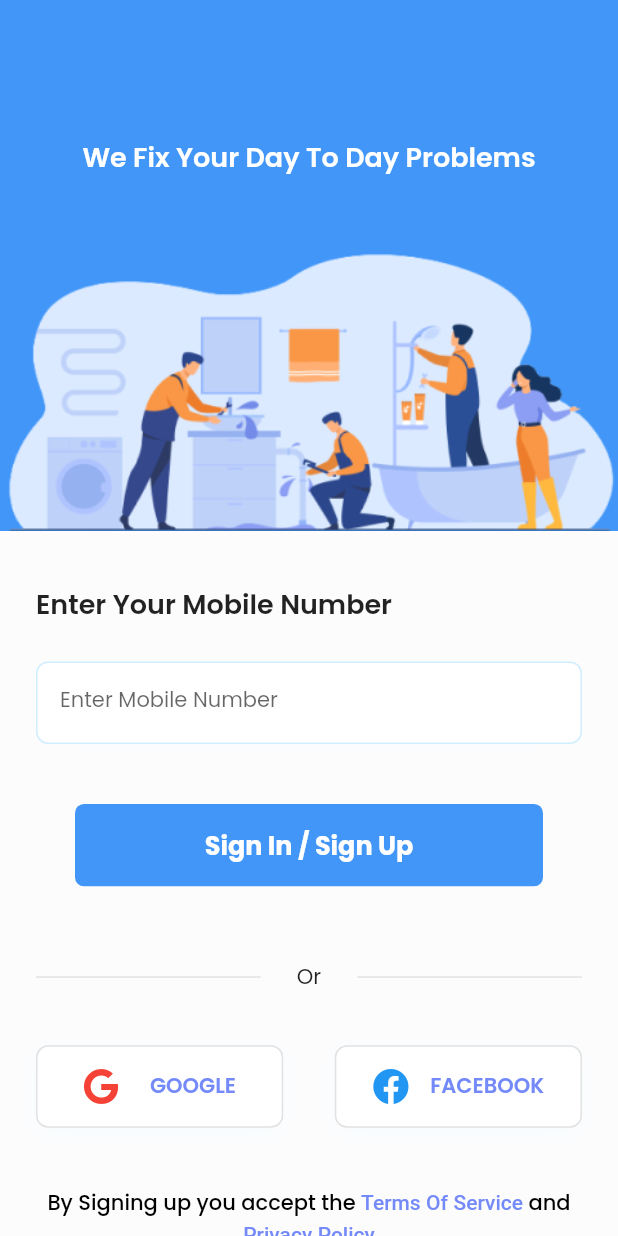
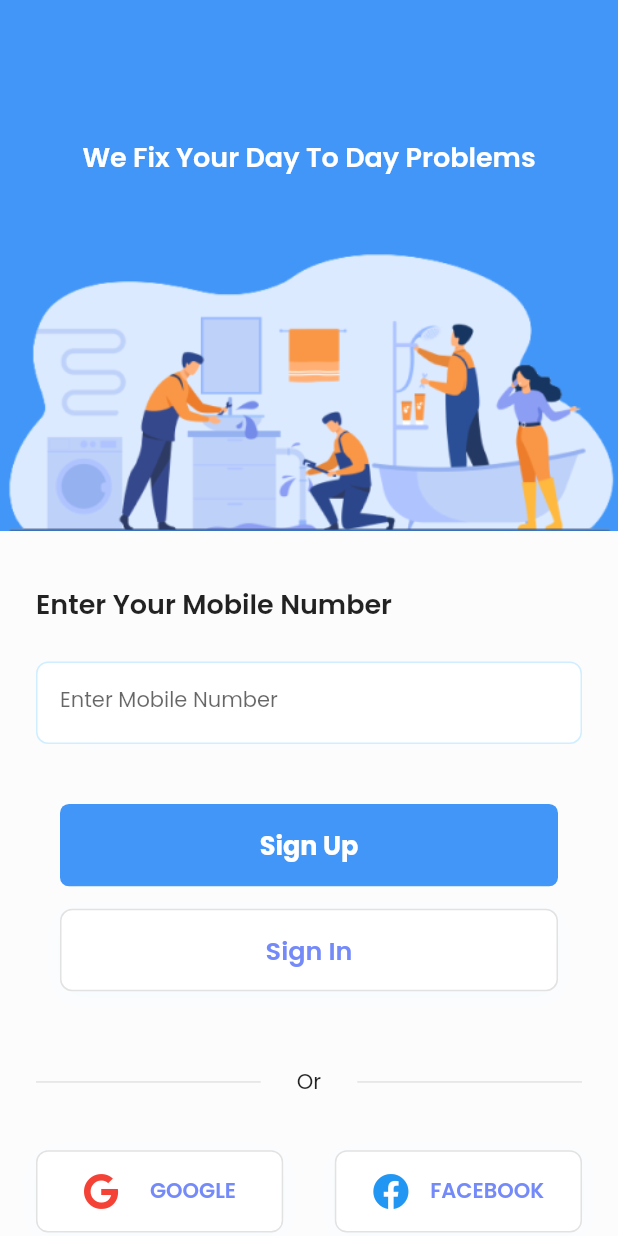
Before and after one commit to ShaRifShykh/kanchha, a Flutter app: the screen it shows after launch, on a phone screen of 412 x 824 dp. Run offline on Flutter 3.47's test engine with Material 2 defaults, Android fonts, the phone set to English and light mode, and no system bars; our stand-ins replace font_awesome_flutter, google_fonts, page_transition.

Commit message:
Third Day Changed

```diff
--- a/lib/main.dart
+++ b/lib/main.dart
@@ -3,7 +3,7 @@ import 'package:google_fonts/google_fonts.dart';
 import 'package:kanchha/router/route_constant.dart';
 import 'package:kanchha/router/routers.dart';
 import 'package:kanchha/values/branding_color.dart';
-import 'package:kanchha/views/auth/sign_up_helper.dart';
+import 'package:kanchha/views/auth/auth_helper.dart';
 import 'package:kanchha/views/extras/extra_helper.dart';
 import 'package:provider/provider.dart';
 
@@ -18,7 +18,7 @@ class KanchhaApp extends StatelessWidget {
   Widget build(BuildContext context) {
     return MultiProvider(
       providers: [
-        ChangeNotifierProvider(create: (_) => SignUpHelper()),
+        ChangeNotifierProvider(create: (_) => AuthHelper()),
         ChangeNotifierProvider(create: (_) => ExtraHelper()),
       ],
       child: MaterialApp(
--- a/lib/router/route_constant.dart
+++ b/lib/router/route_constant.dart
@@ -2,6 +2,8 @@ const String splashRoute = "splash";
 
 // Auth Routes
 const String signUpRoute = "signUpRoute";
+const String signInRoute = "signInRoute";
+const String otpRoute = "otpRoute";
 
 // Extra Router
 const String aboutRoute = "about";
--- a/lib/router/routers.dart
+++ b/lib/router/routers.dart
@@ -1,5 +1,7 @@
 import 'package:flutter/material.dart';
 import 'package:kanchha/router/route_constant.dart';
+import 'package:kanchha/views/auth/otp_page.dart';
+import 'package:kanchha/views/auth/sign_in_page.dart';
 import 'package:kanchha/views/auth/sign_up_page.dart';
 import 'package:kanchha/views/extras/about_page.dart';
 import 'package:kanchha/views/extras/help_page.dart';
@@ -18,6 +20,14 @@ class Routers {
       case signUpRoute:
         return PageTransition(
             child: const SignUpPage(), type: PageTransitionType.rightToLeft);
+
+      case signInRoute:
+        return PageTransition(
+            child: const SignInPage(), type: PageTransitionType.rightToLeft);
+
+      case otpRoute:
+        return PageTransition(
+            child: const OtpPage(), type: PageTransitionType.rightToLeft);
 
       // Extras
       case aboutRoute:
--- a/lib/views/auth/sign_up_helper.dart
+++ b/lib/views/auth/auth_helper.dart
@@ -4,7 +4,7 @@ import 'package:google_fonts/google_fonts.dart';
 import 'package:kanchha/values/constant_colors.dart';
 import 'package:kanchha/values/path.dart';
 
-class SignUpHelper extends ChangeNotifier {
+class AuthHelper extends ChangeNotifier {
   Widget head(BuildContext context) {
     return Container(
       width: MediaQuery.of(context).size.width,
@@ -77,21 +77,32 @@ class SignUpHelper extends ChangeNotifier {
     );
   }
 
-  Widget btn(BuildContext context) {
+  Widget signInbtn(BuildContext context) {
     return Container(
       width: MediaQuery.of(context).size.width,
       height: MediaQuery.of(context).size.height / 15,
       decoration: BoxDecoration(
-        color: ConstantColors.medium,
-        borderRadius: BorderRadius.circular(6.0),
+        color: ConstantColors.whiteColor,
+        border: Border.all(
+          color: ConstantColors.strokeColor,
+        ),
+        boxShadow: const [
+          BoxShadow(
+            color: ConstantColors.shadowColor,
+            spreadRadius: 0,
+            blurRadius: 16.0,
+            offset: Offset(0, 3),
+          ),
+        ],
+        borderRadius: BorderRadius.circular(8.0),
       ),
       child: const Center(
         child: Text(
-          "Sign In / Sign Up",
+          "Sign In",
           style: TextStyle(
-            fontWeight: FontWeight.w700,
-            fontSize: 17.0,
-            color: ConstantColors.whiteColor,
+            color: ConstantColors.blueColor,
+            fontWeight: FontWeight.w600,
+            fontSize: 17,
           ),
         ),
       ),
@@ -179,7 +190,7 @@ class SignUpHelper extends ChangeNotifier {
           style: GoogleFonts.poppins(
             fontSize: 14.0,
             fontWeight: FontWeight.w500,
-            color: ConstantColors.black,
+            color: ConstantColors.fontColor2,
           ),
           children: [
             TextSpan(
--- a/lib/views/auth/sign_up_page.dart
+++ b/lib/views/auth/sign_up_page.dart
@@ -3,7 +3,8 @@ import 'package:flutter/material.dart';
 import 'package:font_awesome_flutter/font_awesome_flutter.dart';
 import 'package:kanchha/router/route_constant.dart';
 import 'package:kanchha/values/constant_colors.dart';
-import 'package:kanchha/views/auth/sign_up_helper.dart';
+import 'package:kanchha/views/auth/auth_helper.dart';
+import 'package:kanchha/widgets/main_btn.dart';
 import 'package:provider/provider.dart';
 
 class SignUpPage extends StatefulWidget {
@@ -22,9 +23,9 @@ class _SignUpPageState extends State<SignUpPage> {
         child: Column(
           crossAxisAlignment: CrossAxisAlignment.start,
           children: [
-            Provider.of<SignUpHelper>(context, listen: false).head(context),
-            Provider.of<SignUpHelper>(context, listen: false).title(),
-            Provider.of<SignUpHelper>(context, listen: false).input(
+            Provider.of<AuthHelper>(context, listen: false).head(context),
+            Provider.of<AuthHelper>(context, listen: false).title(),
+            Provider.of<AuthHelper>(context, listen: false).input(
               context,
               const TextField(
                 decoration: InputDecoration(
@@ -39,14 +40,24 @@ class _SignUpPageState extends State<SignUpPage> {
             ),
             Padding(
               padding:
-                  const EdgeInsets.only(left: 50.0, right: 50.0, top: 40.0),
-              child: GestureDetector(
-                onTap: () {},
-                child: Provider.of<SignUpHelper>(context, listen: false)
-                    .btn(context),
+                  const EdgeInsets.only(left: 40.0, right: 40.0, top: 40.0),
+              child: MainBtn(
+                text: "Sign Up",
+                onPressed: () {},
               ),
             ),
-            Provider.of<SignUpHelper>(context, listen: false).orStyle(context),
+            Padding(
+              padding:
+                  const EdgeInsets.only(left: 40.0, right: 40.0, top: 15.0),
+              child: GestureDetector(
+                onTap: () {
+                  Navigator.pushNamed(context, signInRoute);
+                },
+                child: Provider.of<AuthHelper>(context, listen: false)
+                    .signInbtn(context),
+              ),
+            ),
+            Provider.of<AuthHelper>(context, listen: false).orStyle(context),
             Padding(
               padding:
                   const EdgeInsets.only(left: 24.0, right: 24.0, top: 35.0),
@@ -55,7 +66,7 @@ class _SignUpPageState extends State<SignUpPage> {
                 children: [
                   GestureDetector(
                     onTap: () {},
-                    child: Provider.of<SignUpHelper>(context, listen: false)
+                    child: Provider.of<AuthHelper>(context, listen: false)
                         .socialBtn(
                       context,
                       const Icon(
@@ -67,7 +78,7 @@ class _SignUpPageState extends State<SignUpPage> {
                   ),
                   GestureDetector(
                     onTap: () {},
-                    child: Provider.of<SignUpHelper>(context, listen: false)
+                    child: Provider.of<AuthHelper>(context, listen: false)
                         .socialBtn(
                       context,
                       const Icon(
@@ -80,7 +91,7 @@ class _SignUpPageState extends State<SignUpPage> {
                 ],
               ),
             ),
-            Provider.of<SignUpHelper>(context).footerLinks(
+            Provider.of<AuthHelper>(context).footerLinks(
               TapGestureRecognizer()
                 ..onTap = () {
                   Navigator.pushNamed(context, tacRoute);
--- a/lib/views/extras/help_page.dart
+++ b/lib/views/extras/help_page.dart
@@ -66,7 +66,7 @@ class _HelpPageState extends State<HelpPage> {
                 ),
               ),
               Container(
-                margin: EdgeInsets.symmetric(vertical: 25.0),
+                margin: const EdgeInsets.symmetric(vertical: 25.0),
                 width: MediaQuery.of(context).size.width,
                 height: 1,
                 color: const Color(0xffe5e5e5),
--- /dev/null
+++ b/lib/widgets/main_btn.dart
@@ -0,0 +1,36 @@
+import 'package:flutter/material.dart';
+import 'package:kanchha/values/constant_colors.dart';
+
+class MainBtn extends StatelessWidget {
+  const MainBtn({Key? key, required this.text, required this.onPressed})
+      : super(key: key);
+  final String text;
+  final Function onPressed;
+
+  @override
+  Widget build(BuildContext context) {
+    return GestureDetector(
+      onTap: () {
+        onPressed;
+      },
+      child: Container(
+        width: MediaQuery.of(context).size.width,
+        height: MediaQuery.of(context).size.height / 15,
+        decoration: BoxDecoration(
+          color: ConstantColors.medium,
+          borderRadius: BorderRadius.circular(6.0),
+        ),
+        child: Center(
+          child: Text(
+            text,
+            style: const TextStyle(
+              fontWeight: FontWeight.w700,
+              fontSize: 17.0,
+              color: ConstantColors.whiteColor,
+            ),
+          ),
+        ),
+      ),
+    );
+  }
+}
```
Also changed, not shown: lib/views/auth/otp_page.dart (added, +15 -0 lines), lib/views/auth/sign_in_page.dart (added, +75 -0 lines).
